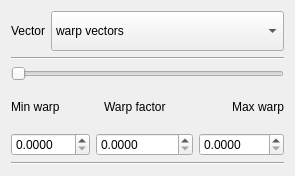
Old version of the form src/Mod/Fem/Gui/TaskPostWarpVector.ui in the repository southseact-3d/fcd.
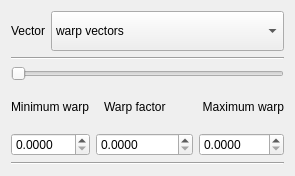
New version of the form.

Diff of the .ui file:
```diff
--- a/src/Mod/Fem/Gui/TaskPostWarpVector.ui
+++ b/src/Mod/Fem/Gui/TaskPostWarpVector.ui
@@ -95,7 +95,7 @@
         </sizepolicy>
        </property>
        <property name="text">
-        <string>Min warp</string>
+        <string>Minimum warp</string>
        </property>
       </widget>
      </item>
@@ -115,7 +115,7 @@
         <enum>Qt::LeftToRight</enum>
        </property>
        <property name="text">
-        <string>Max warp</string>
+        <string>Maximum warp</string>
        </property>
        <property name="alignment">
         <set>Qt::AlignRight|Qt::AlignTrailing|Qt::AlignVCenter</set>
```
